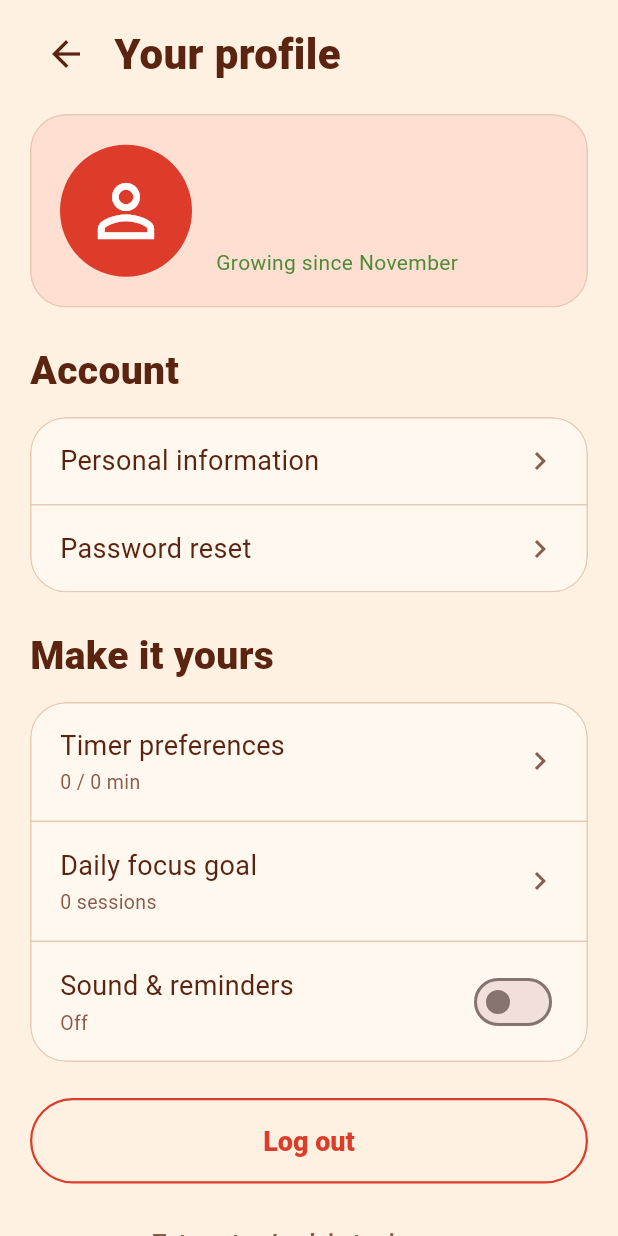
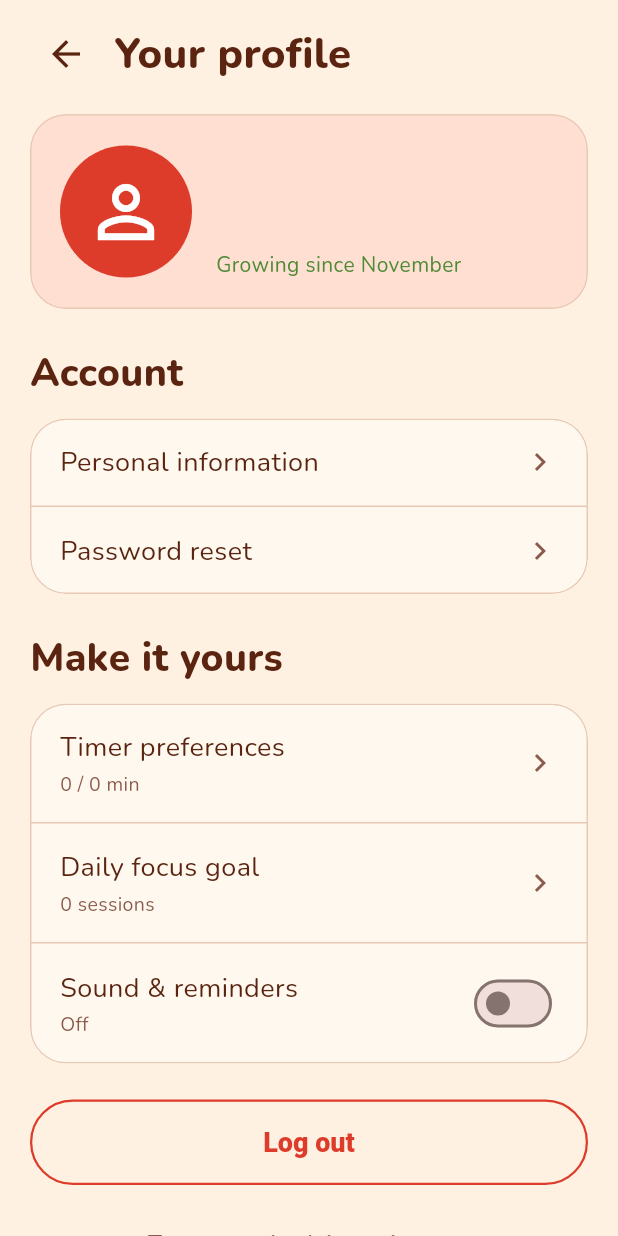
Before and after one commit to elaizaespartinez/Tutomato, a Flutter app: the screen it shows once a user with an empty profile is signed in, after a tap on the "person outline" icon, on a phone screen of 412 x 824 dp. Run offline on Flutter 3.47's test engine with Material 3 defaults, Android fonts, the phone set to English and light mode, and no system bars; our stand-ins replace cloud_firestore, firebase_auth, firebase_core, flutter_riverpod, google_fonts, shared_preferences; accounts and stored records are empty.

Commit message:
Fix Pomodori shop item accessories rendering and set Nunito typography theme

```diff
--- a/lib/core/theme/app_theme.dart
+++ b/lib/core/theme/app_theme.dart
@@ -1,4 +1,5 @@
 import 'package:flutter/material.dart';
+import 'package:google_fonts/google_fonts.dart';
 import 'app_colors.dart';
 
 class AppTheme {
@@ -10,6 +11,6 @@ class AppTheme {
       primary: AppColors.tomato,
       surface: AppColors.cream,
     ),
-    // fontFamily: 'Nunito', // add once you bundle the fonts
+    textTheme: GoogleFonts.nunitoTextTheme(),
   );
 }
--- a/lib/core/widgets/pomodori_avatar.dart
+++ b/lib/core/widgets/pomodori_avatar.dart
@@ -4,14 +4,11 @@ import 'package:flutter/material.dart';
 
 import 'pomodori_image.dart';
 
-// Pip with a colour, an outfit and an extra on top.
-// Looks for assets/images/pomodori_<color>.png, outfit_<name>.png and
-// extra_<name>.png, and draws simple versions if the files are missing.
 class PomodoriAvatar extends StatelessWidget {
   final double size;
-  final String color; // classic | golden | rosy
-  final String outfit; // classic | scholar | cozy
-  final String extra; // none | glasses | book
+  final String color;
+  final String outfit;
+  final String extra;
 
   const PomodoriAvatar({
     super.key,
@@ -21,8 +18,16 @@ class PomodoriAvatar extends StatelessWidget {
     this.extra = 'none',
   });
 
+  static String cleanKey(String key) {
+    if (key.contains('_')) {
+      return key.substring(key.indexOf('_') + 1);
+    }
+    return key;
+  }
+
   static Color bodyOf(String color) {
-    switch (color) {
+    final clean = cleanKey(color);
+    switch (clean) {
       case 'golden':
         return const Color(0xFFE6B02E);
       case 'rosy':
@@ -34,6 +39,10 @@ class PomodoriAvatar extends StatelessWidget {
 
   @override
   Widget build(BuildContext context) {
+    final cKey = cleanKey(color);
+    final oKey = cleanKey(outfit);
+    final eKey = cleanKey(extra);
+
     return SizedBox(
       width: size,
       height: size,
@@ -41,13 +50,14 @@ class PomodoriAvatar extends StatelessWidget {
         fit: StackFit.expand,
         children: [
           PomodoriImage(
-            asset: color == 'classic' ? 'pomodori_happy' : 'pomodori_$color',
+            asset: cKey == 'classic' ? 'pomodori_happy' : 'pomodori_$cKey',
             size: size,
-            body: bodyOf(color),
+            body: bodyOf(cKey),
           ),
-          if (outfit != 'classic')
-            _Accessory(asset: 'outfit_$outfit', kind: outfit),
-          if (extra != 'none') _Accessory(asset: 'extra_$extra', kind: extra),
+          if (oKey != 'classic')
+            _Accessory(asset: 'outfit_$oKey', kind: oKey),
+          if (eKey != 'none')
+            _Accessory(asset: 'extra_$eKey', kind: eKey),
         ],
       ),
     );
```
